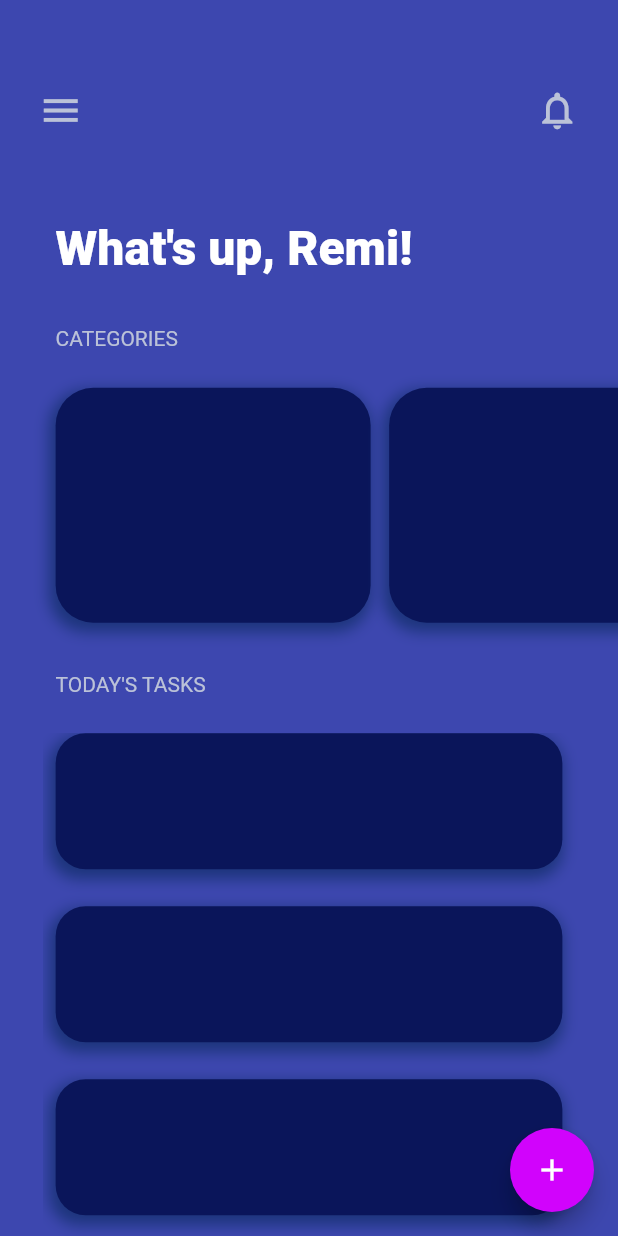
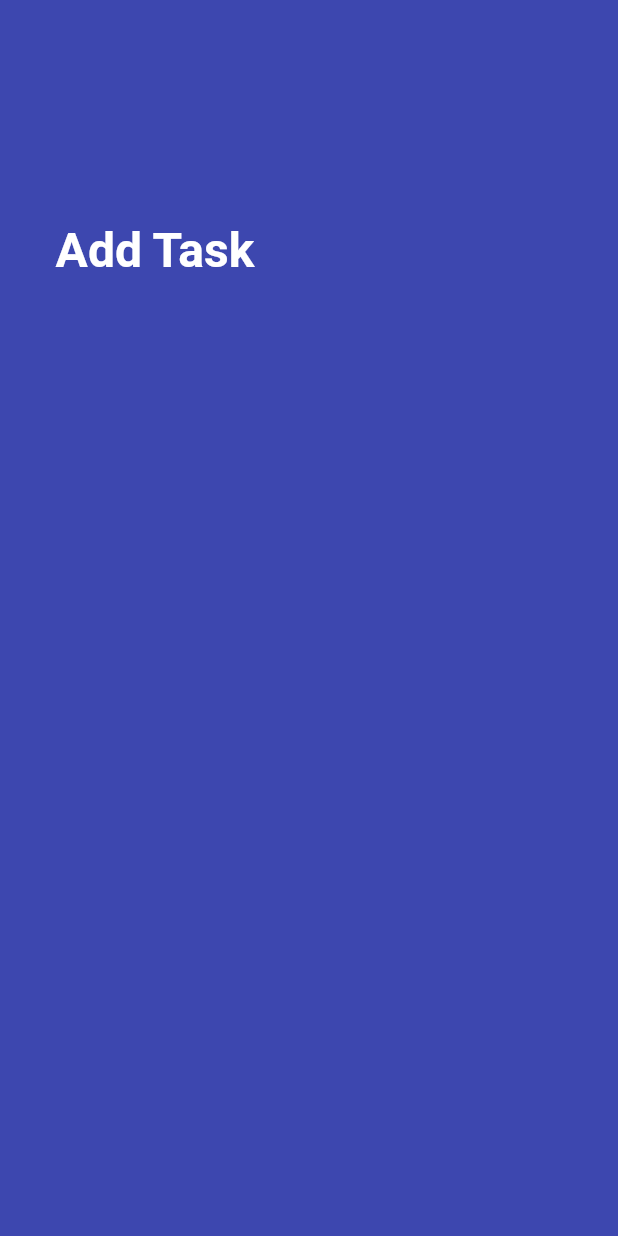
Before and after one commit to I-Scream-4-Icecream/todo_list, a Flutter app: the screen it shows after launch, after a tap on the "add" icon, on a phone screen of 412 x 824 dp. Run offline on Flutter 3.47's test engine with Material 2 defaults, Android fonts, the phone set to English and light mode, and no system bars.

Commit message:
add task screen added without textfields

```diff
--- a/lib/main.dart
+++ b/lib/main.dart
@@ -1,5 +1,5 @@
 import 'package:flutter/material.dart';
-//import 'package:flutter/services.dart';
+import 'package:todo_list/pages/add.dart';
 import 'package:todo_list/pages/home.dart';
 
 main() async {
@@ -7,6 +7,9 @@ main() async {
   //SystemChrome.setEnabledSystemUIOverlays(SystemUiOverlay.values);
   runApp(MaterialApp(
     debugShowCheckedModeBanner: false,
-    home: Home()
+    routes: {
+      '/': (context) => Home(),
+      '/add': (context) => AddTask(),
+    },
   ));
 }
--- /dev/null
+++ b/lib/pages/add.dart
@@ -0,0 +1,34 @@
+import 'package:flutter/material.dart';
+
+class AddTask extends StatelessWidget {
+  const AddTask({ Key? key }) : super(key: key);
+
+  @override
+  Widget build(BuildContext context) {
+    final screenHeight = MediaQuery.of(context).size.height;
+    final screenWidth = MediaQuery.of(context).size.width;
+    return Scaffold(
+      backgroundColor: Color(0xFF3d47af),
+      body: SingleChildScrollView(
+        child: Column(
+          children: <Widget> [
+            Padding(
+              padding: EdgeInsets.only(top: screenHeight*0.18, left: screenWidth*0.09),
+              child: Text(
+                'Add Task',
+                style: TextStyle(
+                  fontSize: 32.0,
+                  color: Colors.white,
+                  fontWeight: FontWeight.bold,
+                ),
+              ),
+            ),
+            Padding(
+              padding: EdgeInsets.only(top: screenHeight*0.04, left: screenWidth*0.09),
+            )
+          ],
+        ),
+      ),
+    );
+  }
+}
--- a/lib/pages/home.dart
+++ b/lib/pages/home.dart
@@ -43,7 +43,9 @@ class Home extends StatelessWidget {
       key: _scaffoldKey,
       backgroundColor: Color(0xFF3D47AF),
       floatingActionButton: FloatingActionButton(
-        onPressed: () {},
+        onPressed: () {
+          Navigator.pushNamed(context, '/add');
+        },
         backgroundColor: Color(0xFFd103fc),
         child: Container(
           child: Icon(Icons.add_sharp, color: Colors.white),
```
